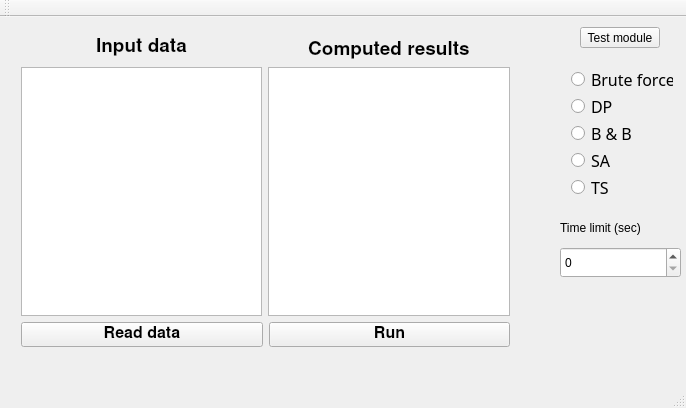
The window that gui/mainwindow.ui (ArfreeX/TravelingSalesmanProblem-PEA_1) describes before a commit, drawn with Qt 5.
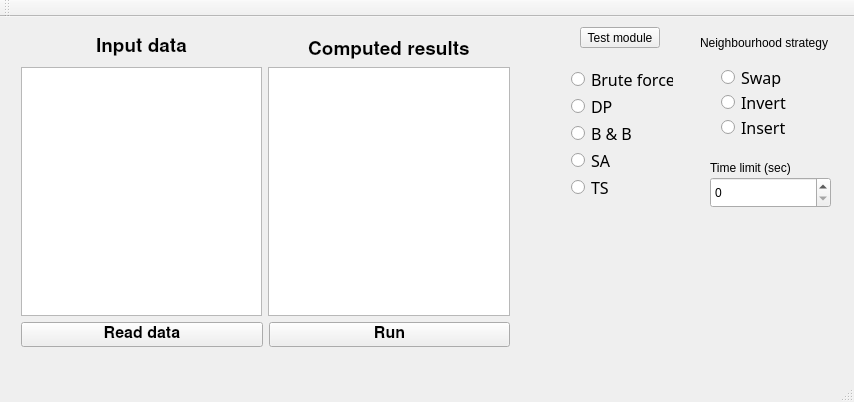
The same window after the commit.

Commit message: Fixed TS, added Neighbourhood strategy

```diff
--- a/gui/mainwindow.ui
+++ b/gui/mainwindow.ui
@@ -6,8 +6,8 @@
    <rect>
     <x>0</x>
     <y>0</y>
-    <width>686</width>
-    <height>408</height>
+    <width>854</width>
+    <height>402</height>
    </rect>
   </property>
   <property name="acceptDrops">
@@ -243,8 +243,8 @@
    <widget class="QSpinBox" name="spinBox_3">
     <property name="geometry">
      <rect>
-      <x>560</x>
-      <y>230</y>
+      <x>710</x>
+      <y>160</y>
       <width>121</width>
       <height>31</height>
      </rect>
@@ -259,8 +259,8 @@
    <widget class="QLabel" name="label_3">
     <property name="geometry">
      <rect>
-      <x>560</x>
-      <y>200</y>
+      <x>710</x>
+      <y>140</y>
       <width>121</width>
       <height>21</height>
      </rect>
@@ -269,6 +269,73 @@
      <string>Time limit (sec)</string>
     </property>
    </widget>
+   <widget class="QLabel" name="label_4">
+    <property name="geometry">
+     <rect>
+      <x>700</x>
+      <y>10</y>
+      <width>141</width>
+      <height>31</height>
+     </rect>
+    </property>
+    <property name="text">
+     <string>Neighbourhood strategy</string>
+    </property>
+   </widget>
+   <widget class="QWidget" name="layoutWidget_2">
+    <property name="geometry">
+     <rect>
+      <x>710</x>
+      <y>40</y>
+      <width>124</width>
+      <height>90</height>
+     </rect>
+    </property>
+    <layout class="QGridLayout" name="gridLayout_6">
+     <item row="2" column="0">
+      <widget class="QRadioButton" name="boundAndBranchOne_2">
+       <property name="font">
+        <font>
+         <family>Source Code Pro</family>
+         <pointsize>12</pointsize>
+         <weight>50</weight>
+         <italic>false</italic>
+         <bold>false</bold>
+        </font>
+       </property>
+       <property name="text">
+        <string notr="true">Insert</string>
+       </property>
+      </widget>
+     </item>
+     <item row="0" column="0">
+      <widget class="QRadioButton" name="bruteForce_2">
+       <property name="font">
+        <font>
+         <family>Source Code Pro</family>
+         <pointsize>12</pointsize>
+        </font>
+       </property>
+       <property name="text">
+        <string>Swap</string>
+       </property>
+      </widget>
+     </item>
+     <item row="1" column="0">
+      <widget class="QRadioButton" name="dynamicProgramming_2">
+       <property name="font">
+        <font>
+         <family>Source Code Pro</family>
+         <pointsize>12</pointsize>
+        </font>
+       </property>
+       <property name="text">
+        <string>Invert</string>
+       </property>
+      </widget>
+     </item>
+    </layout>
+   </widget>
   </widget>
   <widget class="QMenuBar" name="menuBar">
    <property name="geometry">
```
Left out of the diff: 2 changed lines with no effect on the pictures. The commit also changes 6 other files.
